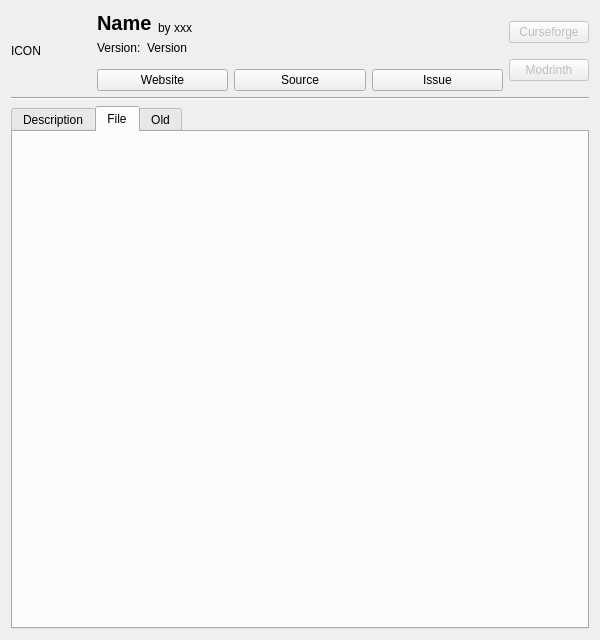
This is src/ui/localmodinfodialog.ui in kaniol-lck/modmanager as Qt 5 draws it before an edit. The edited form follows.
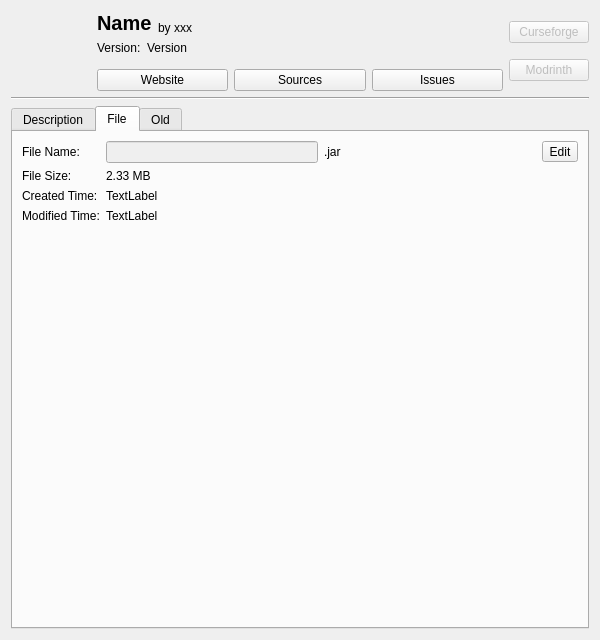
This is the edited form. The open tabs and pages were chosen to show the change. Icons and pictures are not drawn.

Patch:
```diff
--- a/src/ui/localmodinfodialog.ui
+++ b/src/ui/localmodinfodialog.ui
@@ -125,14 +125,14 @@
      <item>
       <widget class="QPushButton" name="sourceButton">
        <property name="text">
-        <string>Source</string>
+        <string>Sources</string>
        </property>
       </widget>
      </item>
      <item>
       <widget class="QPushButton" name="issueButton">
        <property name="text">
-        <string>Issue</string>
+        <string>Issues</string>
        </property>
       </widget>
      </item>
@@ -145,6 +145,31 @@
      </property>
     </widget>
    </item>
+   <item row="0" column="0" rowspan="3">
+    <widget class="QLabel" name="modIcon">
+     <property name="sizePolicy">
+      <sizepolicy hsizetype="Fixed" vsizetype="Fixed">
+       <horstretch>0</horstretch>
+       <verstretch>0</verstretch>
+      </sizepolicy>
+     </property>
+     <property name="minimumSize">
+      <size>
+       <width>80</width>
+       <height>80</height>
+      </size>
+     </property>
+     <property name="maximumSize">
+      <size>
+       <width>80</width>
+       <height>80</height>
+      </size>
+     </property>
+     <property name="text">
+      <string/>
+     </property>
+    </widget>
+   </item>
    <item row="4" column="0" colspan="3">
     <widget class="QTabWidget" name="tabWidget">
      <property name="currentIndex">
@@ -168,6 +193,98 @@
       <attribute name="title">
        <string>File</string>
       </attribute>
+      <layout class="QGridLayout" name="gridLayout_4">
+       <item row="0" column="0">
+        <layout class="QFormLayout" name="formLayout_2">
+         <property name="formAlignment">
+          <set>Qt::AlignHCenter|Qt::AlignTop</set>
+         </property>
+         <item row="0" column="0">
+          <widget class="QLabel" name="label_2">
+           <property name="text">
+            <string>File Name:</string>
+           </property>
+          </widget>
+         </item>
+         <item row="0" column="1">
+          <layout class="QHBoxLayout" name="horizontalLayout_3">
+           <item>
+            <widget class="QLineEdit" name="fileBaseNameText">
+             <property name="enabled">
+              <bool>false</bool>
+             </property>
+             <property name="sizePolicy">
+              <sizepolicy hsizetype="Preferred" vsizetype="Fixed">
+               <horstretch>0</horstretch>
+               <verstretch>0</verstretch>
+              </sizepolicy>
+             </property>
+            </widget>
+           </item>
+           <item>
+            <widget class="QLabel" name="fileSuffixText">
+             <property name="text">
+              <string notr="true">.jar</string>
+             </property>
+            </widget>
+           </item>
+           <item>
+            <widget class="QToolButton" name="editFileNameButton">
+             <property name="text">
+              <string>Edit</string>
+             </property>
+             <property name="icon">
+              <iconset theme="entry-edit"/>
+             </property>
+            </widget>
+           </item>
+          </layout>
+         </item>
+         <item row="1" column="0">
+          <widget class="QLabel" name="label_3">
+           <property name="text">
+            <string>File Size:</string>
+           </property>
+          </widget>
+         </item>
+         <item row="1" column="1">
+          <widget class="QLabel" name="sizeText">
+           <property name="text">
+            <string>2.33 MB</string>
+           </property>
+          </widget>
+         </item>
+         <item row="2" column="0">
+          <widget class="QLabel" name="label_5">
+           <property name="text">
+            <string>Created Time:</string>
+           </property>
+          </widget>
+         </item>
+         <item row="2" column="1">
+          <widget class="QLabel" name="createdTimeText">
+           <property name="text">
+            <string>TextLabel</string>
+           </property>
+          </widget>
+         </item>
+         <item row="3" column="0">
+          <widget class="QLabel" name="label_7">
+           <property name="text">
+            <string>Modified Time:</string>
+           </property>
+          </widget>
+         </item>
+         <item row="3" column="1">
+          <widget class="QLabel" name="modifiedTimeText">
+           <property name="text">
+            <string>TextLabel</string>
+           </property>
+          </widget>
+         </item>
+        </layout>
+       </item>
+      </layout>
      </widget>
      <widget class="QWidget" name="tab_3">
       <attribute name="title">
@@ -181,31 +298,6 @@
      </widget>
     </widget>
    </item>
-   <item row="0" column="0" rowspan="3">
-    <widget class="QLabel" name="modIcon">
-     <property name="sizePolicy">
-      <sizepolicy hsizetype="Fixed" vsizetype="Fixed">
-       <horstretch>0</horstretch>
-       <verstretch>0</verstretch>
-      </sizepolicy>
-     </property>
-     <property name="minimumSize">
-      <size>
-       <width>80</width>
-       <height>80</height>
-      </size>
-     </property>
-     <property name="maximumSize">
-      <size>
-       <width>80</width>
-       <height>80</height>
-      </size>
-     </property>
-     <property name="text">
-      <string>ICON</string>
-     </property>
-    </widget>
-   </item>
   </layout>
  </widget>
  <resources>
```
Left out of the diff: 8 changed lines with no effect on the pictures.
